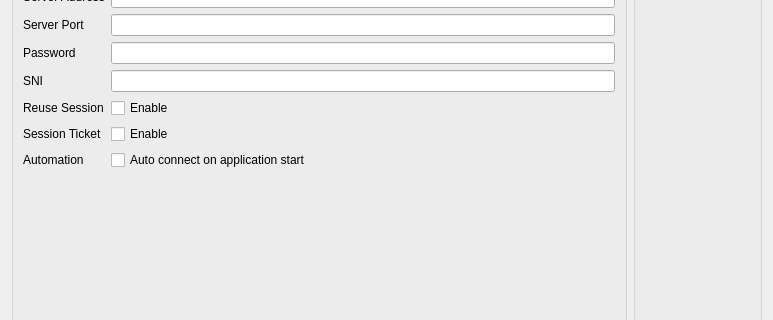
This is ui/trojaneditdialog.ui in 31126-un/Trojan-Qt5 as Qt 5 draws it before an edit; both pictures show x 0 to 773 and y 82 to 402 of the 773 by 502 pixel window. The edited form follows.
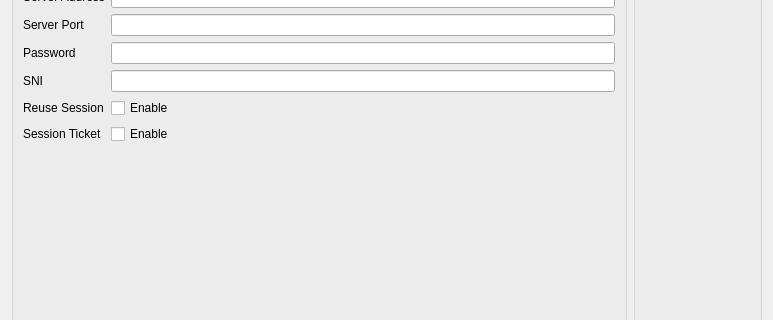
This is the edited form.

Commit message: [Remove Feature] drop autoStart

Patch:
```diff
--- a/ui/trojaneditdialog.ui
+++ b/ui/trojaneditdialog.ui
@@ -121,20 +121,6 @@
             </property>
            </widget>
           </item>
-          <item row="7" column="0">
-           <widget class="QLabel" name="label_9">
-            <property name="text">
-             <string>Automation</string>
-            </property>
-           </widget>
-          </item>
-          <item row="7" column="1">
-           <widget class="QCheckBox" name="autoStartCheckBox">
-            <property name="text">
-             <string>Auto connect on application start</string>
-            </property>
-           </widget>
-          </item>
          </layout>
         </item>
        </layout>
```
The commit also changes 19 other files.
